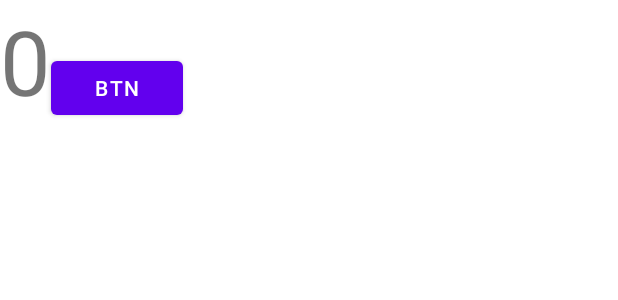
After one commit to sub101/JetpackPlayground, an Android app: the layout activity_livedata.xml on its own in the app's theme, with its tools: preview values and no code run, on a phone screen of 412 x 824 dp. The commit adds this screen. Shown: the top 300 px of the screen. Run offline under Robolectric (Android 15) with nearby library versions, the phone set to English and light mode, and no system bars.

Commit message:
livedata practice

```diff
--- a/app/src/main/AndroidManifest.xml
+++ b/app/src/main/AndroidManifest.xml
@@ -12,7 +12,7 @@
         android:supportsRtl="true"
         android:theme="@style/Theme.JetpackPlayground"
         tools:targetApi="31" >
-        <activity android:name=".MainActivity" />
+        <activity android:name=".Room.RoomActivity" />
     </application>
 
 </manifest>
--- a/app/src/main/java/com/example/jetpackplayground/MainActivity.kt
+++ b/app/src/main/java/com/example/jetpackplayground/Room/RoomActivity.kt
@@ -1,13 +1,14 @@
-package com.example.jetpackplayground
+package com.example.jetpackplayground.Room
 
 import android.os.Bundle
 import android.util.Log
 import androidx.appcompat.app.AppCompatActivity
+import com.example.jetpackplayground.R
 import kotlinx.coroutines.CoroutineScope
 import kotlinx.coroutines.Dispatchers
 import kotlinx.coroutines.launch
 
-class MainActivity : AppCompatActivity() {
+class RoomActivity : AppCompatActivity() {
 
     override fun onCreate(savedInstanceState: Bundle?) {
         super.onCreate(savedInstanceState)
--- a/app/src/main/java/com/example/jetpackplayground/TextDao.kt
+++ b/app/src/main/java/com/example/jetpackplayground/Room/TextDao.kt
@@ -1,4 +1,4 @@
-package com.example.jetpackplayground
+package com.example.jetpackplayground.Room
 
 import androidx.room.Dao
 import androidx.room.Insert
--- a/app/src/main/java/com/example/jetpackplayground/TextDatabase.kt
+++ b/app/src/main/java/com/example/jetpackplayground/Room/TextDatabase.kt
@@ -1,4 +1,4 @@
-package com.example.jetpackplayground
+package com.example.jetpackplayground.Room
 
 import android.content.Context
 import androidx.room.Database
--- a/app/src/main/java/com/example/jetpackplayground/TextEntity.kt
+++ b/app/src/main/java/com/example/jetpackplayground/Room/TextEntity.kt
@@ -1,4 +1,4 @@
-package com.example.jetpackplayground
+package com.example.jetpackplayground.Room
 
 import androidx.room.ColumnInfo
 import androidx.room.Entity
--- /dev/null
+++ b/app/src/main/res/layout/activity_livedata.xml
@@ -0,0 +1,31 @@
+<?xml version="1.0" encoding="utf-8"?>
+<androidx.constraintlayout.widget.ConstraintLayout
+    xmlns:android="http://schemas.android.com/apk/res/android"
+    xmlns:app="http://schemas.android.com/apk/res-auto"
+    xmlns:tools="http://schemas.android.com/tools"
+    android:layout_width="match_parent"
+    android:layout_height="match_parent"
+    tools:context=".MainActivity">
+
+    <LinearLayout
+        android:layout_width="match_parent"
+        android:layout_height="match_parent">
+
+        <TextView
+            android:id="@+id/textArea"
+            android:textSize="60dp"
+            android:text="0"
+            android:layout_width="wrap_content"
+            android:layout_height="wrap_content"/>
+
+        <Button
+            android:id="@+id/btnArea"
+            android:text="btn"
+            android:layout_width="wrap_content"
+            android:layout_height="wrap_content"/>
+
+
+
+    </LinearLayout>
+
+</androidx.constraintlayout.widget.ConstraintLayout>
--- a/app/src/main/res/layout/activity_main.xml
+++ b/app/src/main/res/layout/activity_main.xml
@@ -4,7 +4,7 @@
     xmlns:tools="http://schemas.android.com/tools"
     android:layout_width="match_parent"
     android:layout_height="match_parent"
-    tools:context=".MainActivity">
+    tools:context=".Room.RoomActivity">
 
     <TextView
         android:layout_width="wrap_content"
```
Also changed, not shown: app/src/main/java/com/example/jetpackplayground/Livedata/LivedataActivity.kt (added, +30 -0 lines), app/src/main/java/com/example/jetpackplayground/Livedata/LivedataViewModel.kt (added, +12 -0 lines).
